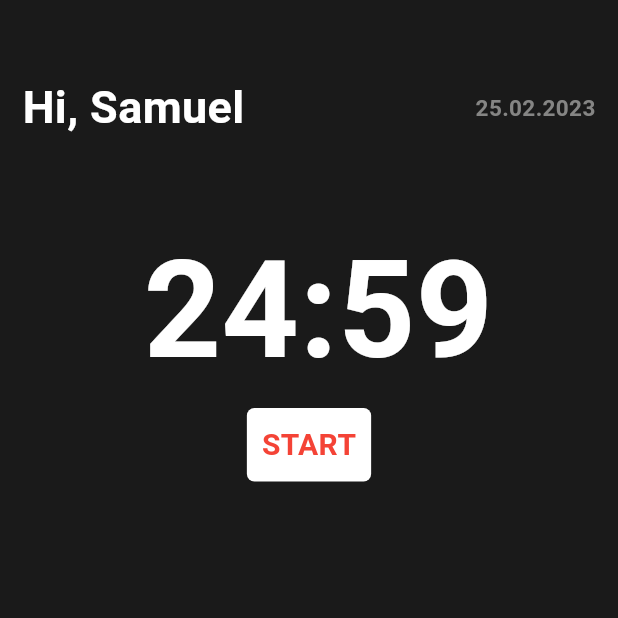
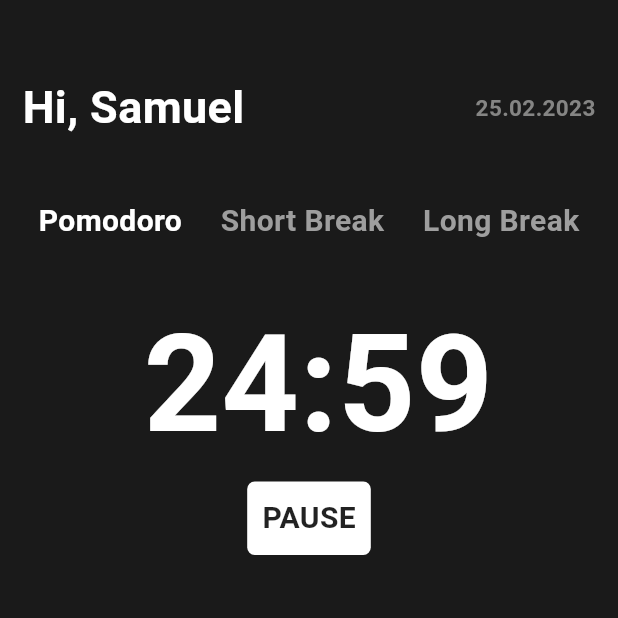
Before and after one commit to thenose-samuel/pomodoro-timer, a Flutter app: the screen it shows after launch, after a tap on "START", on a phone screen of 412 x 824 dp, the top half of it. Run offline on Flutter 3.47's test engine with Material 2 defaults, Android fonts, the phone set to English and light mode, and no system bars.

Commit message:
Added page buttons

```diff
--- a/lib/colors.dart
+++ b/lib/colors.dart
@@ -6,5 +6,5 @@
   static const Color backgroundBlue = Color(0xFF38858a);
   static const Color containerRed = Color(0xFFE57373);
   static const Color containerBlue = Color(0xFF4c9196);
-
+  static const Color textDim = Color(0xFFaaaaaa);
 }
--- a/lib/main.dart
+++ b/lib/main.dart
@@ -21,9 +21,11 @@
       theme: ThemeData(
         useMaterial3: true,
       ),
-      home: ChangeNotifierProvider(
-          create: (context) => AppState(page: CurrentPage.pomodoro),
-          child: HomePage()),
+      home: MultiProvider(providers: [
+        ChangeNotifierProvider(
+            create: (context) => AppState(page: CurrentPage.pomodoro)),
+        ChangeNotifierProvider(create: (context) => TimerState()),
+      ], child: HomePage()),
     );
   }
 }
@@ -95,7 +97,32 @@
           duration: const Duration(seconds: 1),
           child: Column(
             mainAxisAlignment: MainAxisAlignment.start,
+            crossAxisAlignment: CrossAxisAlignment.center,
             children: [
+              const SizedBox(
+                height: 20,
+              ),
+              Row(mainAxisAlignment: MainAxisAlignment.spaceEvenly, children: [
+                Text('Pomodoro',
+                    style: TextStyle(
+                        fontWeight: FontWeight.bold,
+                        color: Colors.white,
+                        fontSize: 20)),
+                GestureDetector(
+                    onTap: () => {
+
+                    },
+                    child: Text('Short Break',
+                        style: TextStyle(
+                            fontWeight: FontWeight.bold,
+                            color: Colors.grey,
+                            fontSize: 20))),
+                Text('Long Break',
+                    style: TextStyle(
+                        fontWeight: FontWeight.bold,
+                        color: Colors.grey,
+                        fontSize: 20)),
+              ]),
               const SizedBox(
                 height: 20,
               ),
@@ -106,8 +133,6 @@
                   AnimatedContainer(
                       duration: const Duration(seconds: 1),
                       curve: Curves.fastOutSlowIn,
-
-
                       padding: const EdgeInsets.only(
                           top: 10, bottom: 10, left: 30, right: 30),
                       decoration: BoxDecoration(
@@ -145,36 +170,6 @@
 }
 
 class _CountdownTimerState extends State<CountdownTimer> {
-  Timer? countDownTimer;
-  Duration initialTime = const Duration(minutes: 25);
-  late int remainingSeconds = initialTime.inSeconds.remainder(60);
-  late int remainingMinutes = initialTime.inMinutes;
-  @override
-  void initState() {
-    // startTimer();
-    super.initState();
-  }
-
-  void startTimer() {
-    countDownTimer =
-        Timer.periodic(const Duration(seconds: 1), (_) => countDown());
-  }
-
-  void countDown() {
-    setState(() {
-      final seconds = initialTime.inSeconds - 1;
-      if (seconds < 0) {
-        countDownTimer!.cancel();
-      } else {
-        initialTime = Duration(seconds: seconds);
-        remainingMinutes = initialTime.inMinutes;
-        remainingSeconds = initialTime.inSeconds.remainder(60);
-      }
-      log('${(remainingMinutes < 10) ? '0' : null} $remainingMinutes:${(remainingSeconds < 10) ? '0' : null}$remainingSeconds',
-          name: 'time');
-    });
-  }
-
   @override
   Widget build(BuildContext context) {
     return Consumer<AppState>(
@@ -182,21 +177,27 @@
         children: [
           Padding(
             padding: const EdgeInsets.only(right: 10.0),
-            child: Text(
-              '${(remainingMinutes < 10) ? '0' : ''} $remainingMinutes:${(remainingSeconds < 10) ? '0' : ''}$remainingSeconds',
+            child: Consumer<TimerState>(
+              builder: (context, timer, child) => Text(
+                '${(timer.remainingMinutes < 10) ? '0' : ''} ${timer.remainingMinutes}:${(timer.remainingSeconds < 10) ? '0' : ''}${timer.remainingSeconds}',
                 style: const TextStyle(
                     color: Colors.white,
                     fontSize: 90,
                     fontWeight: FontWeight.bold),
               ),
             ),
-          GestureDetector(
+          ),
+          Consumer<TimerState>(
+            builder: (context, timer, child) => GestureDetector(
               onTap: () {
-              startTimer();
+                if (!timer.timerRunning) {
+                  timer.startTimer();
+                } else {
+                  timer.pause(pause: true);
+                }
                 if (page.page == CurrentPage.pomodoro) {
                   page.changeTheme(CurrentPage.timerRunning);
-              }
-              else {
+                } else {
                   page.changeTheme(CurrentPage.pomodoro);
                 }
               },
@@ -206,12 +207,14 @@
                   color: Colors.white,
                 ),
                 padding: const EdgeInsets.all(10),
-              child: const Text(
-                'START',
+                child: Text(
+                  (!timer.timerRunning) ? 'START' : 'PAUSE',
                   style: TextStyle(
-                    color: Colors.red,
+                      color:
+                          (!timer.timerRunning) ? Colors.red : Colors.black87,
                       fontSize: 20,
                       fontWeight: FontWeight.bold),
+                ),
               ),
             ),
           ),
--- a/lib/state.dart
+++ b/lib/state.dart
@@ -1,3 +1,5 @@
+import 'dart:async';
+
 import 'package:pomodoro/colors.dart';
 import 'package:flutter/material.dart';
 
@@ -40,3 +42,32 @@
     }
   }
 }
+
+class TimerState extends ChangeNotifier{
+  Timer? countDownTimer;
+  Duration initialTime = const Duration(minutes: 25);
+  late int remainingSeconds = initialTime.inSeconds.remainder(60);
+  late int remainingMinutes = initialTime.inMinutes;
+  bool timerRunning = false;
+
+  void startTimer() {
+    timerRunning = true;
+    countDownTimer =
+        Timer.periodic(const Duration(seconds: 1), (_) => countDown());
+  }
+  void pause({required bool pause}) {
+      countDownTimer!.cancel();
+      timerRunning = false;
+  }
+  void countDown() {
+      final seconds = initialTime.inSeconds - 1;
+      if (seconds < 0) {
+        countDownTimer!.cancel();
+      } else {
+        initialTime = Duration(seconds: seconds);
+        remainingMinutes = initialTime.inMinutes;
+        remainingSeconds = initialTime.inSeconds.remainder(60);
+      }
+      notifyListeners();
+  }
+}
```
Lines whose indentation alone changed are shown as unchanged.
